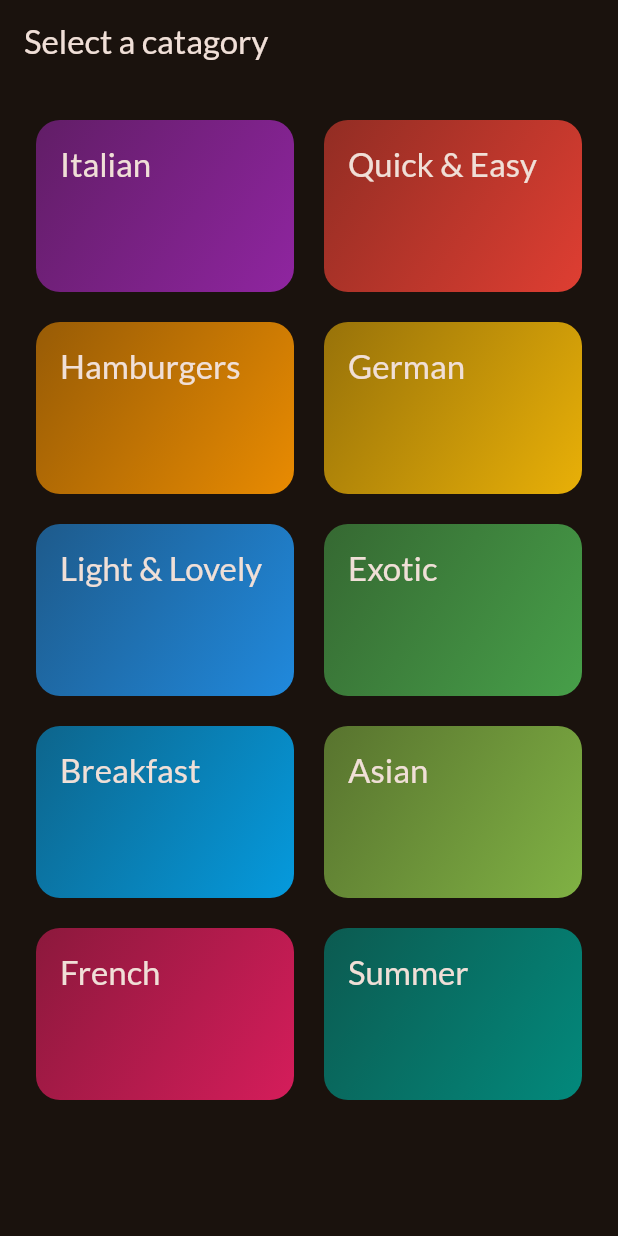
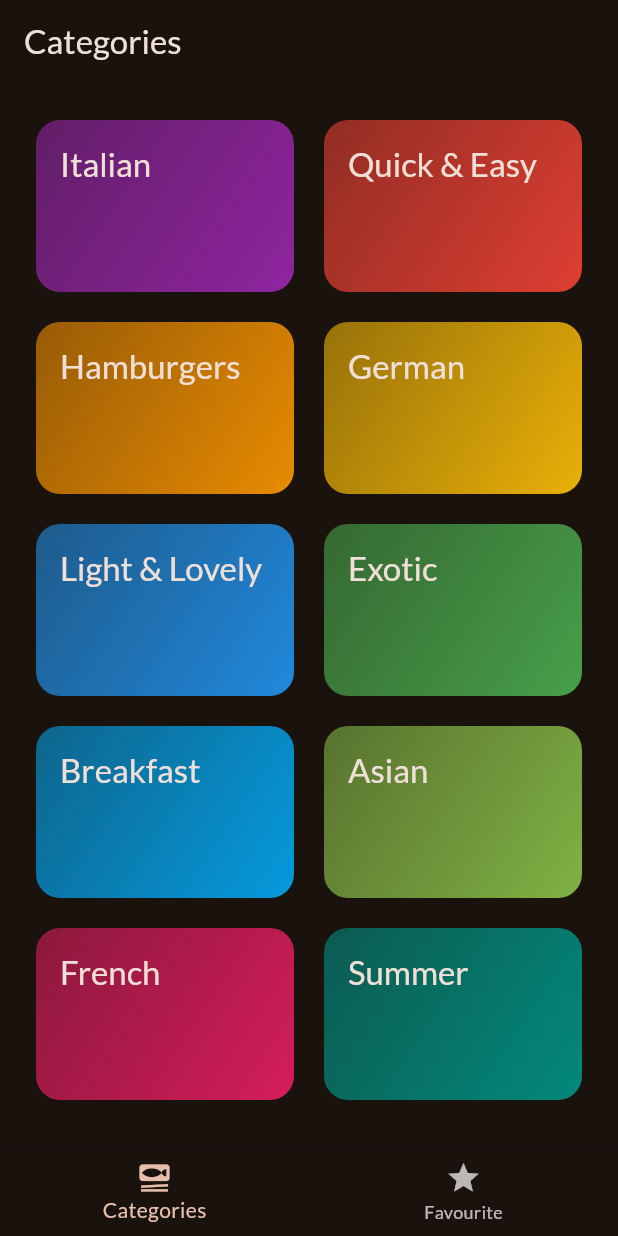
Before and after one commit to manasvi143/meal-App, a Flutter app: the screen it shows after launch, on a phone screen of 412 x 824 dp. Run offline on Flutter 3.47's test engine with Material 2 defaults, Android fonts, the phone set to English and light mode, and no system bars; our stand-ins replace google_fonts, transparent_image.

```diff
--- a/lib/main.dart
+++ b/lib/main.dart
@@ -2,7 +2,7 @@ import 'package:flutter/material.dart';
 
 import 'package:google_fonts/google_fonts.dart';
 
-import 'package:meals_app/screens/catagory_screen.dart';
+import 'package:meals_app/screens/tabs.dart';
 
 final theme = ThemeData(
   useMaterial3: true,
@@ -24,7 +24,7 @@ class App extends StatelessWidget {
   Widget build(BuildContext context) {
     return MaterialApp(
       theme: theme,
-      home: CatagoryScreen(),
+      home: const TabsScreen(),
     );
   }
 }
--- a/lib/screens/catagory_screen.dart
+++ b/lib/screens/catagory_screen.dart
@@ -23,9 +23,9 @@ class CatagoryScreen extends StatelessWidget {
   @override
   Widget build(BuildContext context) {
     return Scaffold(
-      appBar: AppBar(
-        title: const Text('Select a catagory'),
-      ),
+      // appBar: AppBar(
+      //   title: const Text('Select a catagory'),
+      // ),
       body: GridView(
           padding: const EdgeInsets.all(24),
           gridDelegate: const SliverGridDelegateWithFixedCrossAxisCount(
--- a/lib/screens/meal_screen.dart
+++ b/lib/screens/meal_screen.dart
@@ -4,9 +4,9 @@ import 'package:meals_app/screens/meals_detail_screen.dart';
 import 'package:meals_app/widgets/meal_item.dart';
 
 class MealScreen extends StatelessWidget {
-  const MealScreen({super.key, required this.title, required this.meals});
+  const MealScreen({super.key, this.title, required this.meals});
 
-  final String title;
+  final String? title;
   final List<Meal> meals;
 
   void selectedMeal(BuildContext context, Meal meal) {
@@ -50,9 +50,13 @@ class MealScreen extends StatelessWidget {
             MealItem(meal: meals[index], onSelectMeal: selectedMeal),
       );
     }
+
+    if (title == null) {
+      return content;
+    }
     return Scaffold(
         appBar: AppBar(
-          title: Text(title),
+          title: Text(title!),
         ),
         body: content);
   }
--- /dev/null
+++ b/lib/screens/tabs.dart
@@ -0,0 +1,51 @@
+import 'package:flutter/material.dart';
+import 'package:meals_app/screens/catagory_screen.dart';
+import 'package:meals_app/screens/meal_screen.dart';
+
+class TabsScreen extends StatefulWidget {
+  const TabsScreen({super.key});
+  @override
+  State<TabsScreen> createState() {
+    return _TabsScreenState();
+  }
+}
+
+class _TabsScreenState extends State<TabsScreen> {
+  int _selectedPageIndex = 0;
+
+  void selectPage(int Index) {
+    setState(() {
+      _selectedPageIndex = Index;
+    });
+  }
+
+  @override
+  Widget build(BuildContext context) {
+    Widget activePage = const CatagoryScreen();
+    var activePageTitle = 'Categories';
+
+    if (_selectedPageIndex == 1) {
+      activePage = const MealScreen(meals: []);
+      activePageTitle = 'Favorites';
+    }
+    return Scaffold(
+      appBar: AppBar(
+        title: Text(activePageTitle),
+      ),
+      body: activePage,
+      bottomNavigationBar: BottomNavigationBar(
+        currentIndex: _selectedPageIndex,
+        onTap: selectPage,
+        items: const [
+          BottomNavigationBarItem(
+              icon: Icon(Icons.set_meal), label: 'Categories'),
+          BottomNavigationBarItem(
+              icon: Icon(
+                Icons.star,
+              ),
+              label: 'Favourite')
+        ],
+      ),
+    );
+  }
+}
```
Also changed, not shown: 1 other file.
